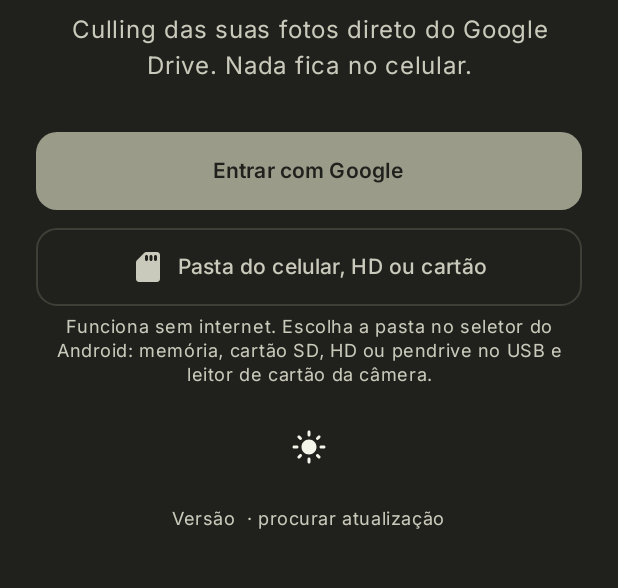
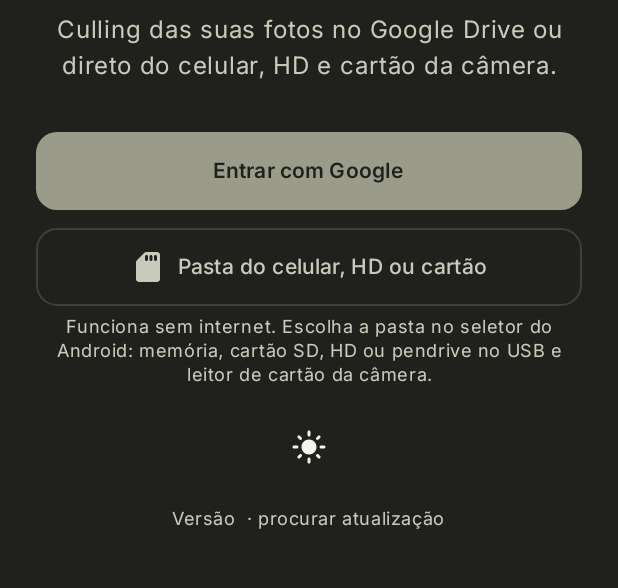
Before and after one commit to joaotominsilva-dev/JoohnVictorPortf-lio, an Android app built with Jetpack Compose: the screen it shows after launch (MainActivity), on a phone screen of 412 x 824 dp, the part 461-1049 px from its top. Run offline under Robolectric (Android 15) with nearby library versions, the phone set to English and light mode, and no system bars; libraries missing offline, so code that uses them is left out: coil.compose, com.google.mlkit.vision; pictures from the network do not load; 1 statement that could not run was skipped.

Commit message:
Charis Shoot: texto da tela inicial cita Drive e pastas do aparelho
Co-Authored-By: Claude Opus 5.5 <noreply@anthropic.com>
Claude-Session: https://claude.ai/code/session_01GL4R2angRM1Znng9npCFfh

```diff
--- a/charis-shoot/app/src/main/java/com/charis/shoot/ui/Screens.kt
+++ b/charis-shoot/app/src/main/java/com/charis/shoot/ui/Screens.kt
@@ -249,7 +249,7 @@ fun LoginScreen(app: CharisApp) {
             Wordmark()
             Spacer(Modifier.height(8.dp))
             Text(
-                "Culling das suas fotos direto do Google Drive. Nada fica no celular.",
+                "Culling das suas fotos no Google Drive ou direto do celular, HD e cartão da câmera.",
                 textAlign = TextAlign.Center,
                 color = MaterialTheme.colorScheme.onSurfaceVariant,
             )
```
